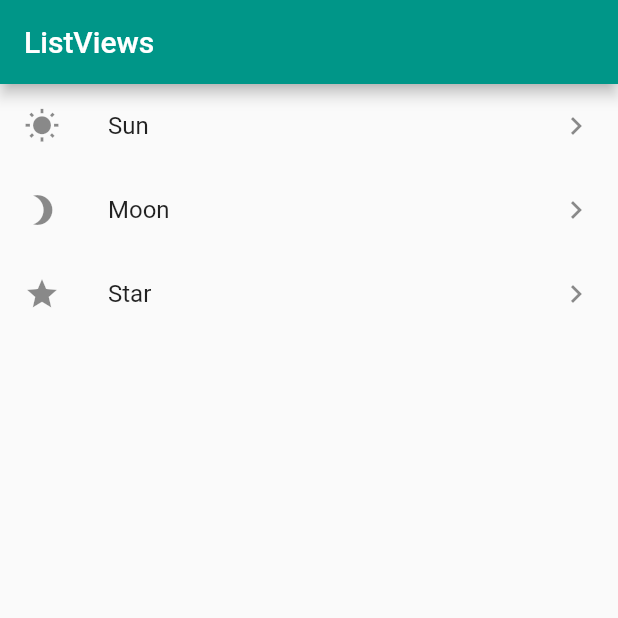
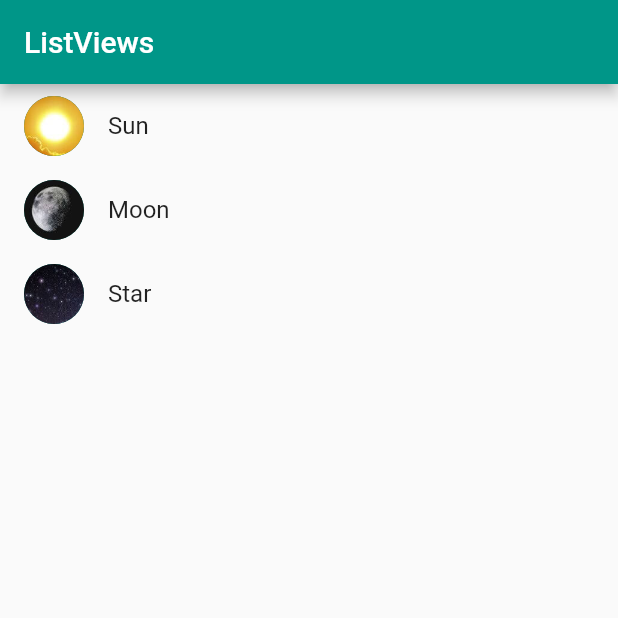
Before and after one commit to after-six/list-view-wonwoo, a Flutter app: the screen it shows after launch, on a phone screen of 412 x 824 dp, the top half of it. Run offline on Flutter 3.47's test engine with Material 2 defaults, Android fonts, the phone set to English and light mode, and no system bars.

Commit message:
Add custom leading image

```diff
--- a/lib/main.dart
+++ b/lib/main.dart
@@ -31,19 +31,22 @@ Widget _myListView(BuildContext context) {
   return ListView(
     children: <Widget>[
       ListTile(
-        leading: Icon(Icons.wb_sunny),
+        leading: CircleAvatar(
+          backgroundImage: AssetImage('assets/sun.jpeg'),
+        ),
         title: Text('Sun'),
-        trailing: Icon(Icons.keyboard_arrow_right),
       ),
       ListTile(
-        leading: Icon(Icons.brightness_3),
+        leading: CircleAvatar(
+          backgroundImage: AssetImage('assets/moon.jpeg'),
+        ),
         title: Text('Moon'),
-        trailing: Icon(Icons.keyboard_arrow_right),
       ),
       ListTile(
-        leading: Icon(Icons.star),
+        leading: CircleAvatar(
+          backgroundImage: AssetImage('assets/stars.jpeg'),
+        ),
         title: Text('Star'),
-        trailing: Icon(Icons.keyboard_arrow_right),
       ),
     ],
   );
--- a/pubspec.yaml
+++ b/pubspec.yaml
@@ -41,7 +41,8 @@ flutter:
   uses-material-design: true
 
   # To add assets to your application, add an assets section, like this:
-  # assets:
+  assets:
+    - assets/
   #  - images/a_dot_burr.jpeg
   #  - images/a_dot_ham.jpeg
 
```
Also changed, not shown: assets/moon.jpeg (added), assets/stars.jpeg (added), assets/sun.jpeg (added).
